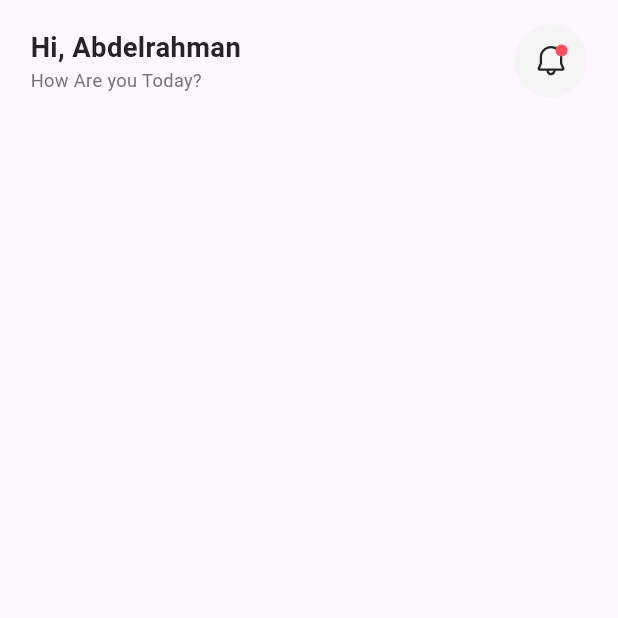
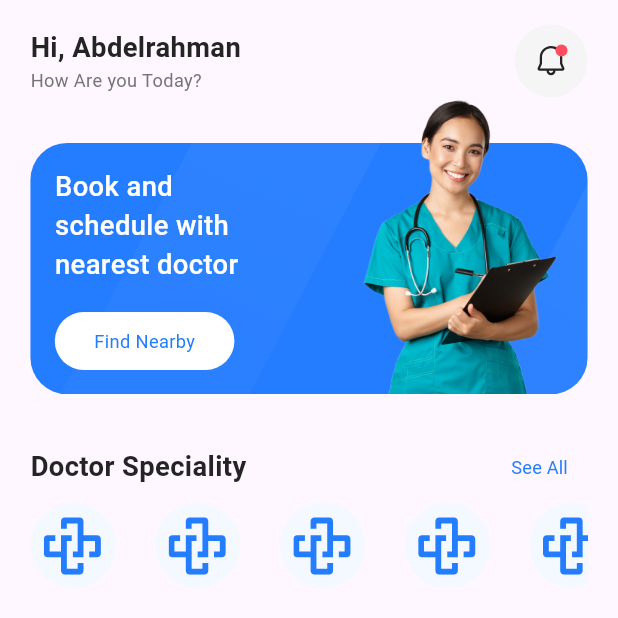
Before and after one commit to AbdelrahmanHosni626/DocDoc, a Flutter app: the screen it shows after launch, on a phone screen of 412 x 824 dp, the top half of it. Run offline on Flutter 3.47's test engine with Material 3 defaults, Android fonts, the phone set to English and light mode, and no system bars; our stand-ins replace auto_route, dio, firebase_core, flutter_bloc, flutter_screenutil, flutter_svg and 5 more; accounts and stored records are empty; generated files the repository leaves out were written again.

Commit message:
Add Home Doctor Speciality Section.

```diff
--- /dev/null
+++ b/lib/features/home/ui/components/home_screen/speciality/speciality_component.dart
@@ -0,0 +1,33 @@
+import 'package:docdoc/features/home/ui/components/home_screen/speciality/widgets/speciality_item.dart';
+import 'package:docdoc/features/shared/widgets/section_widget.dart';
+import 'package:flutter/material.dart';
+import 'package:flutter_screenutil/flutter_screenutil.dart';
+
+class SpecialityComponent extends StatelessWidget {
+  const SpecialityComponent({super.key});
+
+  @override
+  Widget build(BuildContext context) {
+    return Column(
+      children: [
+        SectionWidget(
+          sectionTitle: "Doctor Speciality",
+          sectionType: SectionType.withTextButton,
+          padding: EdgeInsets.zero,
+          onTextButtonTap: () {},
+        ),
+        SizedBox(
+          height: 100.h,
+          child: ListView.separated(
+            scrollDirection: Axis.horizontal,
+            itemCount: 10,
+            itemBuilder: (context, index) {
+              return const SpecialityItem();
+            },
+            separatorBuilder: (context, index) => SizedBox(width: 24.w),
+          ),
+        ),
+      ],
+    );
+  }
+}
--- /dev/null
+++ b/lib/features/home/ui/components/home_screen/speciality/widgets/speciality_item.dart
@@ -0,0 +1,22 @@
+import 'package:docdoc/core/utils/assets_manager.dart';
+import 'package:docdoc/settings/theming/colors.dart';
+import 'package:flutter/material.dart';
+import 'package:flutter_screenutil/flutter_screenutil.dart';
+import 'package:flutter_svg/flutter_svg.dart';
+
+class SpecialityItem extends StatelessWidget {
+  const SpecialityItem({super.key});
+
+  @override
+  Widget build(BuildContext context) {
+    return Column(
+      children: [
+        CircleAvatar(
+          radius: 28.r,
+          backgroundColor: ColorsManager.lightBlue,
+          child: SvgPicture.asset(AssetsManager.svgDocDocLogo),
+        )
+      ],
+    );
+  }
+}
--- a/lib/features/home/ui/screens/home_screen.dart
+++ b/lib/features/home/ui/screens/home_screen.dart
@@ -1,5 +1,8 @@
 import 'package:auto_route/auto_route.dart';
+import 'package:docdoc/core/helpers/spacing.dart';
 import 'package:docdoc/core/utils/assets_manager.dart';
+import 'package:docdoc/features/home/ui/components/home_screen/speciality/speciality_component.dart';
+import 'package:docdoc/features/shared/widgets/docdoc_primary_button.dart';
 import 'package:docdoc/settings/theming/colors.dart';
 import 'package:docdoc/settings/theming/styles.dart';
 import 'package:flutter/material.dart';
@@ -19,6 +22,9 @@ class HomeScreen extends StatelessWidget {
           child: ListView(
             children: [
               homeAppBar(),
+              homeCard(),
+              verticalSpace(24),
+              const SpecialityComponent(),
             ],
           ),
         ),
@@ -51,4 +57,54 @@ class HomeScreen extends StatelessWidget {
       ],
     );
   }
+
+  Widget homeCard() {
+    return SizedBox(
+      height: 195.h,
+      child: Stack(
+        alignment: Alignment.bottomCenter,
+        children: [
+          Container(
+            height: 165.h,
+            width: double.infinity,
+            padding: const EdgeInsets.all(16).r,
+            decoration: BoxDecoration(
+              borderRadius: BorderRadius.circular(24).r,
+              image: const DecorationImage(
+                image: AssetImage(AssetsManager.homePattern),
+                fit: BoxFit.cover,
+              ),
+            ),
+            child: Column(
+              crossAxisAlignment: CrossAxisAlignment.start,
+              children: [
+                Text(
+                  "Book and\nschedule with\nnearest doctor",
+                  style: TextStyles.font18WhiteMedium,
+                ),
+                const Spacer(),
+                DocDocPrimaryButton(
+                  height: 38.h,
+                  width: 109.w,
+                  color: Colors.white,
+                  borderRadius: BorderRadius.circular(48).r,
+                  onTap: () {},
+                  title: "Find Nearby",
+                  titleStyle: TextStyles.font12BlueRegular,
+                ),
+              ],
+            ),
+          ),
+          PositionedDirectional(
+            end: 15.w,
+            bottom: 0,
+            child: Image.asset(
+              AssetsManager.cardDoctor,
+              height: 195.h,
+            ),
+          ),
+        ],
+      ),
+    );
+  }
 }
--- /dev/null
+++ b/lib/features/shared/widgets/section_widget.dart
@@ -0,0 +1,54 @@
+import 'package:docdoc/settings/theming/colors.dart';
+import 'package:docdoc/settings/theming/styles.dart';
+import 'package:flutter/material.dart';
+import 'package:flutter_screenutil/flutter_screenutil.dart';
+
+class SectionWidget extends StatelessWidget {
+  final String sectionTitle;
+  final String? sectionButtonTitle;
+  final void Function()? onTextButtonTap;
+  final SectionType sectionType;
+  final EdgeInsets? padding;
+  final Color? fontColor;
+  const SectionWidget({
+    super.key,
+    required this.sectionTitle,
+    this.sectionButtonTitle,
+    this.onTextButtonTap,
+    this.sectionType = SectionType.normal,
+    this.fontColor,
+    this.padding,
+  });
+
+  @override
+  Widget build(BuildContext context) {
+    return Padding(
+      padding: padding ?? const EdgeInsets.symmetric(horizontal: 16.0).r,
+      child: Row(
+        mainAxisAlignment: MainAxisAlignment.spaceBetween,
+        children: [
+          Text(
+            sectionTitle,
+            style: TextStyles.font18DarkBlueBold
+                .copyWith(color: fontColor ?? ColorsManager.darkBlue),
+          ),
+          Visibility(
+            visible: sectionType == SectionType.withTextButton,
+            child: TextButton(
+              onPressed: onTextButtonTap,
+              child: Text(
+                sectionButtonTitle ?? "See All",
+                style: TextStyles.font12BlueRegular,
+              ),
+            ),
+          )
+        ],
+      ),
+    );
+  }
+}
+
+enum SectionType {
+  normal,
+  withTextButton;
+}
```
